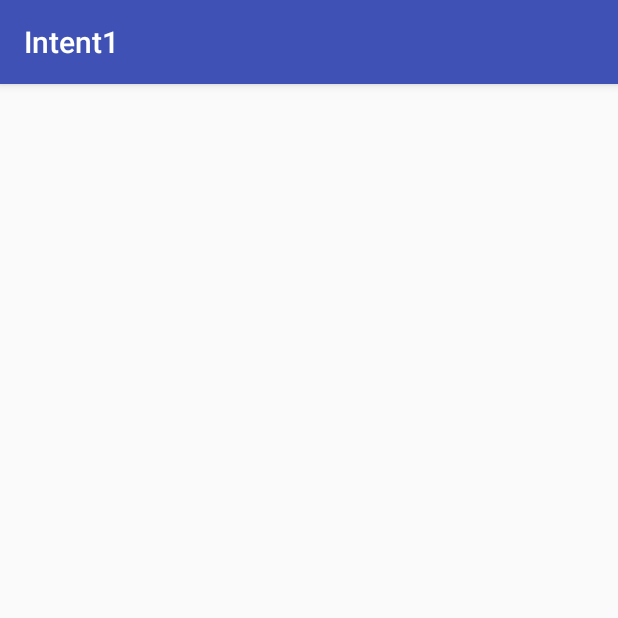
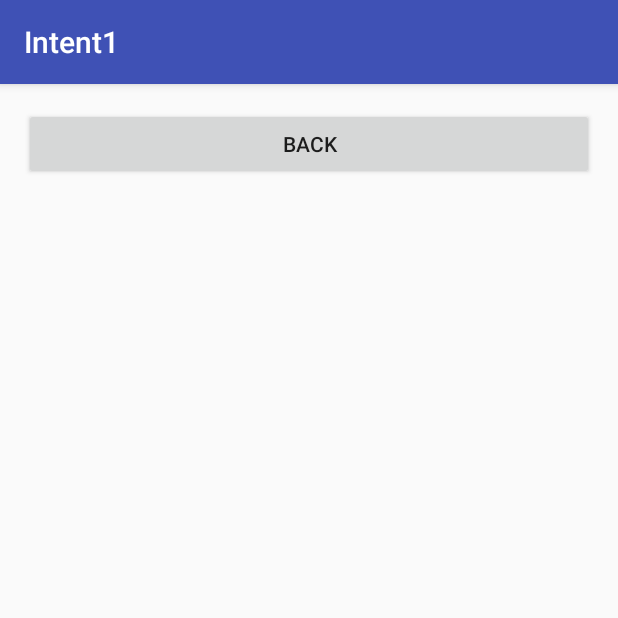
Before and after one commit to Isolasim4n/Intent1, an Android app: the HasilActivity screen opened directly, with no data from a screen before it, on a phone screen of 412 x 824 dp, the top half of it. Run offline under Robolectric (Android 15) with nearby library versions, the phone set to English and light mode, and no system bars.

Commit message:
onBackPressed part 1

```diff
--- a/app/src/main/java/id/sch/smktelkom_mlg/learn/intent1/HasilActivity.java
+++ b/app/src/main/java/id/sch/smktelkom_mlg/learn/intent1/HasilActivity.java
@@ -2,6 +2,7 @@ package id.sch.smktelkom_mlg.learn.intent1;
 
 import android.os.Bundle;
 import android.support.v7.app.AppCompatActivity;
+import android.view.View;
 
 public class HasilActivity extends AppCompatActivity {
 
@@ -9,5 +10,11 @@ public class HasilActivity extends AppCompatActivity {
     protected void onCreate(Bundle savedInstanceState) {
         super.onCreate(savedInstanceState);
         setContentView(R.layout.activity_hasil);
+        findViewById(R.id.buttonBack).setOnClickListener(new View.OnClickListener() {
+            @Override
+            public void onClick(View v) {
+                onBackPressed();
+            }
+        });
     }
 }
--- a/app/src/main/res/layout/activity_hasil.xml
+++ b/app/src/main/res/layout/activity_hasil.xml
@@ -9,4 +9,14 @@
     android:paddingTop="@dimen/activity_vertical_margin"
     tools:context="id.sch.smktelkom_mlg.learn.intent1.HasilActivity">
 
+    <Button
+        android:id="@+id/buttonBack"
+        android:layout_width="wrap_content"
+        android:layout_height="wrap_content"
+        android:layout_alignParentEnd="true"
+        android:layout_alignParentLeft="true"
+        android:layout_alignParentRight="true"
+        android:layout_alignParentStart="true"
+        android:layout_alignParentTop="true"
+        android:text="Back" />
 </RelativeLayout>
```
